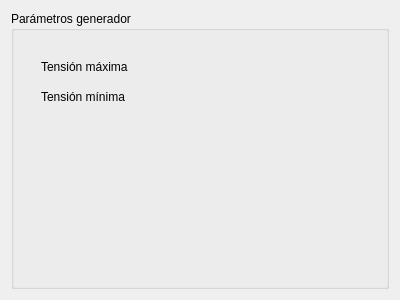
ignamv/lfdm, file cv_pulsada.ui: the form before one commit.
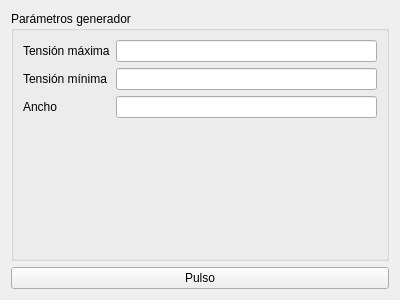
The form after the commit.

Commit message: Arbitrary length pulses with CV_Pulsada

Diff of the .ui file:
```diff
--- a/cv_pulsada.ui
+++ b/cv_pulsada.ui
@@ -19,32 +19,45 @@
      <property name="title">
       <string>Parámetros generador</string>
      </property>
+     <layout class="QFormLayout" name="formLayout">
+      <item row="0" column="0">
      <widget class="QLabel" name="label">
-      <property name="geometry">
-       <rect>
-        <x>30</x>
-        <y>40</y>
-        <width>91</width>
-        <height>31</height>
-       </rect>
-      </property>
       <property name="text">
        <string>Tensión máxima</string>
       </property>
      </widget>
+      </item>
+      <item row="0" column="1">
+       <widget class="QLineEdit" name="high"/>
+      </item>
+      <item row="1" column="0">
      <widget class="QLabel" name="label_2">
-      <property name="geometry">
-       <rect>
-        <x>30</x>
-        <y>70</y>
-        <width>91</width>
-        <height>31</height>
-       </rect>
-      </property>
       <property name="text">
        <string>Tensión mínima</string>
       </property>
      </widget>
+      </item>
+      <item row="1" column="1">
+       <widget class="QLineEdit" name="low"/>
+      </item>
+      <item row="2" column="0">
+       <widget class="QLabel" name="label_3">
+        <property name="text">
+         <string>Ancho</string>
+        </property>
+       </widget>
+      </item>
+      <item row="2" column="1">
+       <widget class="QLineEdit" name="ancho"/>
+      </item>
+     </layout>
+    </widget>
+   </item>
+   <item>
+    <widget class="QPushButton" name="pulso">
+     <property name="text">
+      <string>Pulso</string>
+     </property>
     </widget>
    </item>
   </layout>
```
Lines whose indentation alone changed are shown as unchanged. The commit also changes 2 other files.
